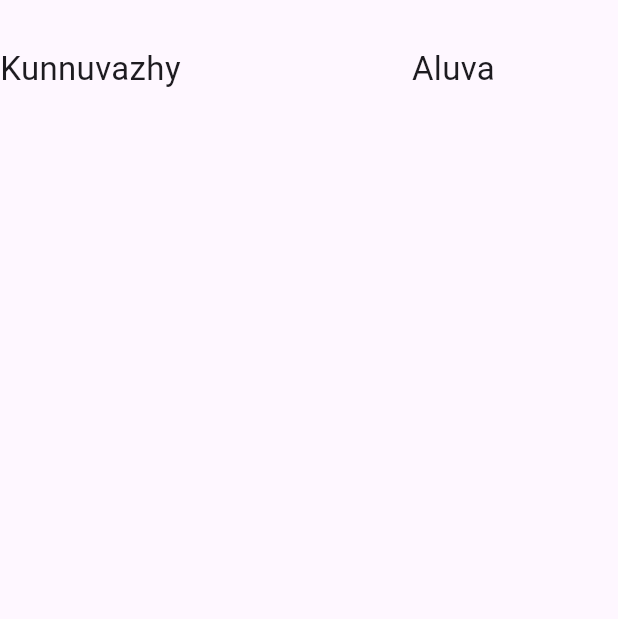
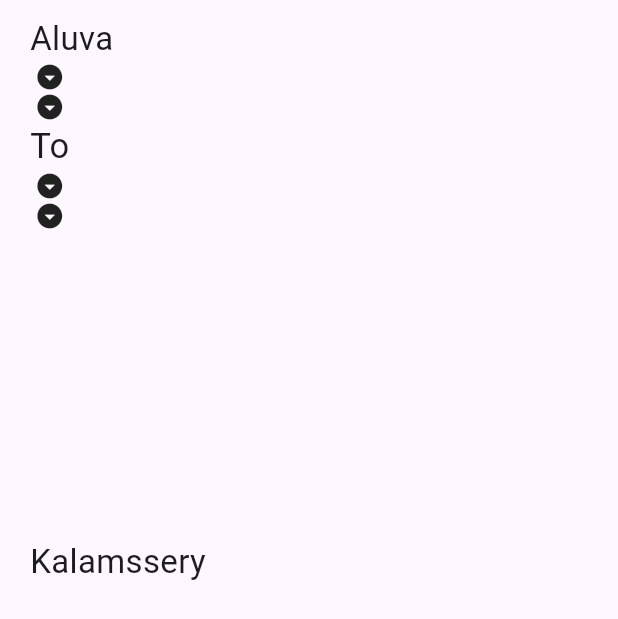
Before and after one commit to mhdibrahimcn/greencard_GO, a Flutter app: the Ticketscreen widget shown alone on an empty page, opened directly, on a phone screen of 412 x 824 dp. Shown: the top 619 px of the screen. Run offline on Flutter 3.47's test engine with Material 3 defaults, Android fonts, the light colour scheme and no system bars; our stand-ins replace eva_icons_flutter, google_nav_bar, liquid_progress_indicator, qr_flutter, simple_circular_progress_bar; missing offline and left inert: ticket_widget.

Commit message:
ticlket card design

```diff
--- a/lib/screens/Bottomnavigation/bottomnavigation.dart
+++ b/lib/screens/Bottomnavigation/bottomnavigation.dart
@@ -16,7 +16,6 @@ class bottomNavigation extends StatelessWidget {
               onTabChange: (value) {},
               iconSize: 20,
               rippleColor: Colors.yellow,
-              tabBackgroundColor: Color.fromARGB(255, 231, 220, 116),
               activeColor: const Color.fromARGB(255, 0, 0, 0),
               backgroundColor: Color.fromARGB(248, 116, 188, 236),
               gap: 15,
--- a/lib/screens/Homescreen/TicketScreen/ticketScreen.dart
+++ b/lib/screens/Homescreen/TicketScreen/ticketScreen.dart
@@ -9,29 +9,48 @@ class Ticketscreen extends StatelessWidget {
     return Container(
       width: 330,
       height: 400,
+      child: Padding(
+        padding: const EdgeInsets.only(top: 10, left: 20, bottom: 10),
         child: Column(
-        children: [
-          Padding(
-            padding: const EdgeInsets.only(top: 30),
-            child: Row(
-              mainAxisAlignment: MainAxisAlignment.spaceBetween,
+          mainAxisAlignment: MainAxisAlignment.spaceAround,
+          crossAxisAlignment: CrossAxisAlignment.start,
           children: [
             Text(
-                  'Kunnuvazhy',
+              'Aluva',
               style: TextStyle(
                 fontSize: 22,
               ),
             ),
+            Expanded(
+              child: Column(
+                children: [
+                  ...List.generate(
+                      2,
+                      (index) => Icon(
+                            Icons.arrow_drop_down_circle_sharp,
+                            size: 20,
+                          )),
                   Text(
-                  'Aluva',
+                    "To",
+                    style: TextStyle(fontSize: 23),
+                  ),
+                  ...List.generate(
+                      2,
+                      (index) => Icon(
+                            Icons.arrow_drop_down_circle_sharp,
+                            size: 20,
+                          )),
+                ],
+              ),
+            ),
+            Text(
+              'Kalamssery',
               style: TextStyle(
                 fontSize: 22,
               ),
             )
           ],
         ),
-          )
-        ],
       ),
     );
   }
--- a/lib/screens/Homescreen/Widget/ticketWidget.dart
+++ b/lib/screens/Homescreen/Widget/ticketWidget.dart
@@ -10,10 +10,10 @@ class ticketWidget extends StatelessWidget {
     return Center(
         child: TicketWidget(
       color: Color.fromARGB(248, 116, 188, 236),
-      width: 330,
-      height: 200,
+      width: 350,
+      height: 220,
+      padding: EdgeInsets.all(9),
       isCornerRounded: true,
-      padding: EdgeInsets.all(20),
       child: Ticketscreen(),
     ));
   }
--- a/lib/screens/Homescreen/Widget/travelUp_Down_StatusWidget.dart
+++ b/lib/screens/Homescreen/Widget/travelUp_Down_StatusWidget.dart
@@ -1,5 +1,4 @@
 import 'package:flutter/material.dart';
-import 'package:liquid_progress_indicator/liquid_progress_indicator.dart';
 
 import 'liquidcrystal/liquidcrysral.dart';
 
--- a/lib/screens/Homescreen/stdHomescreenLogin.dart
+++ b/lib/screens/Homescreen/stdHomescreenLogin.dart
@@ -1,7 +1,7 @@
 import 'package:flutter/material.dart';
 import 'package:green/screens/Bottomnavigation/FloatingAction/FloatingActionInNav.dart';
 import 'package:green/screens/Bottomnavigation/bottomnavigation.dart';
-import 'package:green/screens/Homescreen/Profilescreen/profilescreen.dart';
+import 'package:green/screens/Homescreen/Profilescreen/profileScreen.dart';
 import 'package:green/screens/Homescreen/TicketScreen/remaningScreenInTicket.dart';
 import 'package:green/screens/SystemNavbarConfig/Systemnavbarconfig.dart';
 
```
Also changed, not shown: lib/screens/Bottomnavigation/FloatingAction/FloatingActionInNav.dart (+5 -5 lines), lib/screens/Homescreen/qrBottomSheetScreen/qrBottomSheetScreen.dart (+24 -4 lines). Lines whose indentation alone changed are shown as unchanged.
